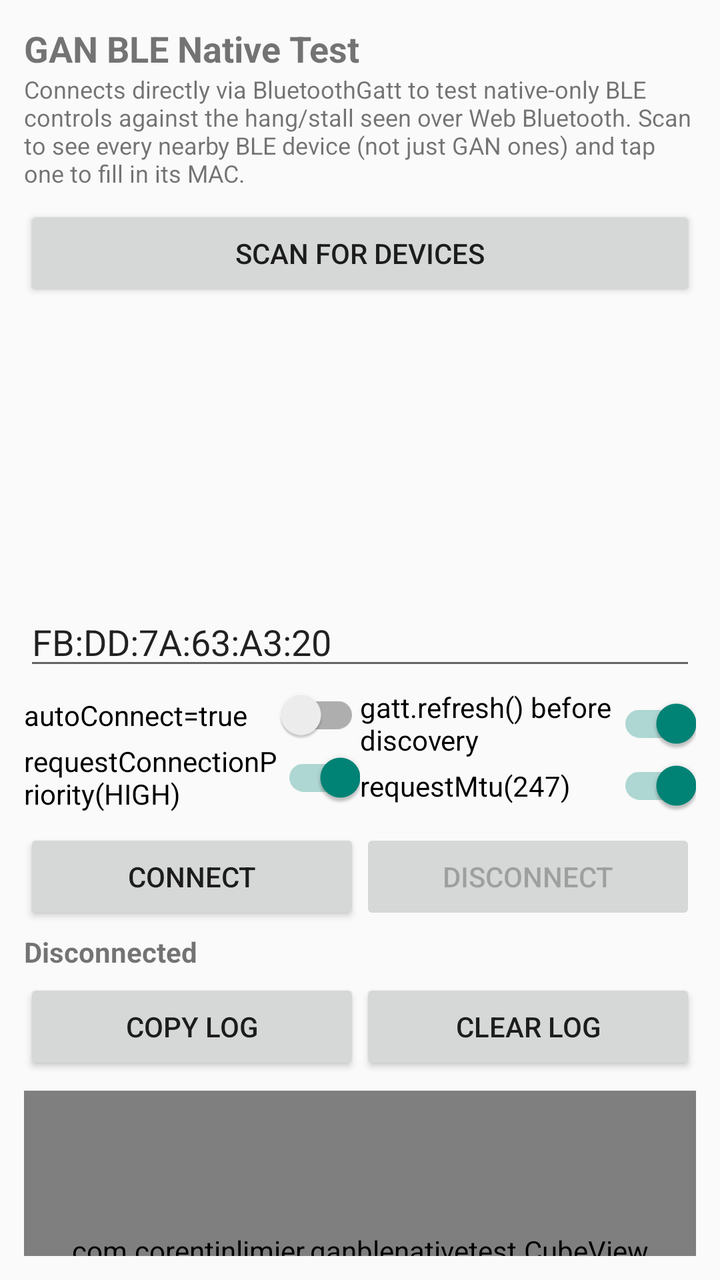
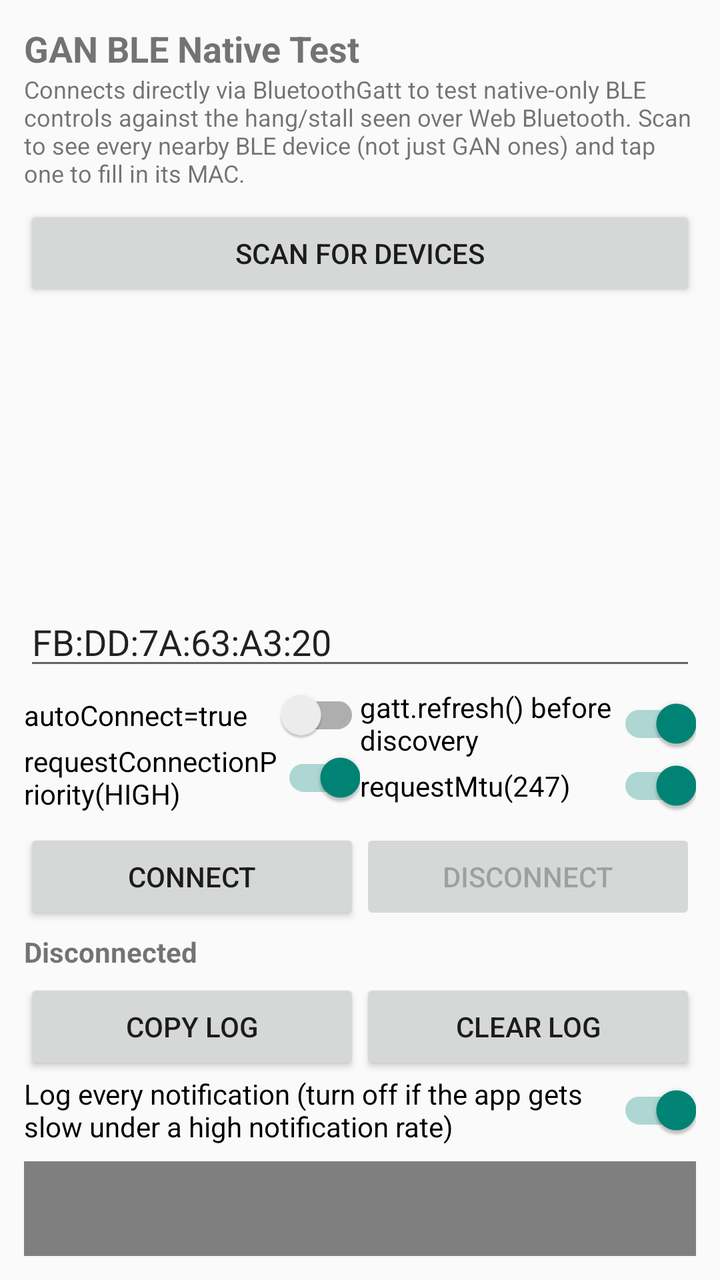

Screens rendered from an Android XML layout before and after an edit, with the pre-edit source and the edit as a unified diff.
<!-- AndroidManifest.xml: application theme Theme.AppCompat.DayNight -->
<!-- res/layout/activity_main.xml -->
<?xml version="1.0" encoding="utf-8"?>
<LinearLayout xmlns:android="http://schemas.android.com/apk/res/android"
    android:layout_width="match_parent"
    android:layout_height="match_parent"
    android:orientation="vertical"
    android:padding="12dp">

    <TextView
        android:layout_width="wrap_content"
        android:layout_height="wrap_content"
        android:text="GAN BLE Native Test"
        android:textSize="18sp"
        android:textStyle="bold" />

    <TextView
        android:layout_width="wrap_content"
        android:layout_height="wrap_content"
        android:layout_marginBottom="8dp"
        android:text="Connects directly via BluetoothGatt to test native-only BLE controls against the hang/stall seen over Web Bluetooth. Scan to see every nearby BLE device (not just GAN ones) and tap one to fill in its MAC."
        android:textSize="12sp" />

    <Button
        android:id="@+id/btnScan"
        android:layout_width="match_parent"
        android:layout_height="wrap_content"
        android:text="Scan for devices" />

    <ListView
        android:id="@+id/lvDevices"
        android:layout_width="match_parent"
        android:layout_height="140dp"
        android:layout_marginTop="4dp"
        android:layout_marginBottom="4dp" />

    <EditText
        android:id="@+id/etMac"
        android:layout_width="match_parent"
        android:layout_height="wrap_content"
        android:hint="Cube MAC address"
        android:inputType="textCapCharacters"
        android:text="FB:DD:7A:63:A3:20" />

    <LinearLayout
        android:layout_width="match_parent"
        android:layout_height="wrap_content"
        android:layout_marginTop="4dp"
        android:orientation="horizontal">

        <LinearLayout
            android:layout_width="0dp"
            android:layout_height="wrap_content"
            android:layout_weight="1"
            android:orientation="vertical">

            <com.google.android.material.switchmaterial.SwitchMaterial
                android:id="@+id/swAutoConnect"
                android:layout_width="match_parent"
                android:layout_height="wrap_content"
                android:text="autoConnect=true" />

            <com.google.android.material.switchmaterial.SwitchMaterial
                android:id="@+id/swConnPriority"
                android:layout_width="match_parent"
                android:layout_height="wrap_content"
                android:checked="true"
                android:text="requestConnectionPriority(HIGH)" />
        </LinearLayout>

        <LinearLayout
            android:layout_width="0dp"
            android:layout_height="wrap_content"
            android:layout_weight="1"
            android:orientation="vertical">

            <com.google.android.material.switchmaterial.SwitchMaterial
                android:id="@+id/swRefreshCache"
                android:layout_width="match_parent"
                android:layout_height="wrap_content"
                android:checked="true"
                android:text="gatt.refresh() before discovery" />

            <com.google.android.material.switchmaterial.SwitchMaterial
                android:id="@+id/swRequestMtu"
                android:layout_width="match_parent"
                android:layout_height="wrap_content"
                android:checked="true"
                android:text="requestMtu(247)" />
        </LinearLayout>
    </LinearLayout>

    <LinearLayout
        android:layout_width="match_parent"
        android:layout_height="wrap_content"
        android:layout_marginTop="8dp"
        android:orientation="horizontal">

        <Button
            android:id="@+id/btnConnect"
            android:layout_width="0dp"
            android:layout_height="wrap_content"
            android:layout_weight="1"
            android:text="Connect" />

        <Button
            android:id="@+id/btnDisconnect"
            android:layout_width="0dp"
            android:layout_height="wrap_content"
            android:layout_weight="1"
            android:enabled="false"
            android:text="Disconnect" />
    </LinearLayout>

    <TextView
        android:id="@+id/tvStatus"
        android:layout_width="match_parent"
        android:layout_height="wrap_content"
        android:layout_marginTop="4dp"
        android:text="Disconnected"
        android:textStyle="bold" />

    <LinearLayout
        android:layout_width="match_parent"
        android:layout_height="wrap_content"
        android:layout_marginTop="4dp"
        android:orientation="horizontal">

        <Button
            android:id="@+id/btnCopy"
            android:layout_width="0dp"
            android:layout_height="wrap_content"
            android:layout_weight="1"
            android:text="Copy log" />

        <Button
            android:id="@+id/btnClear"
            android:layout_width="0dp"
            android:layout_height="wrap_content"
            android:layout_weight="1"
            android:text="Clear log" />
    </LinearLayout>

    <com.corentinlimier.ganblenativetest.CubeView
        android:id="@+id/cubeView"
        android:layout_width="match_parent"
        android:layout_height="160dp"
        android:layout_marginTop="8dp" />

    <ScrollView
        android:id="@+id/scrollLog"
        android:layout_width="match_parent"
        android:layout_height="0dp"
        android:layout_marginTop="8dp"
        android:layout_weight="1"
        android:background="#000000">

        <TextView
            android:id="@+id/tvLog"
            android:layout_width="match_parent"
            android:layout_height="wrap_content"
            android:fontFamily="monospace"
            android:padding="6dp"
            android:textColor="#C9F2D6"
            android:textIsSelectable="true"
            android:textSize="11sp" />
    </ScrollView>

</LinearLayout>
<!-- resources referenced by this layout -->
<resources>

</resources>

<!-- the commit's change to res/layout/activity_main.xml (unified diff, before → after) -->
@@ -139,6 +139,13 @@
             android:text="Clear log" />
     </LinearLayout>
 
+    <com.google.android.material.switchmaterial.SwitchMaterial
+        android:id="@+id/swLogNotifications"
+        android:layout_width="match_parent"
+        android:layout_height="wrap_content"
+        android:checked="true"
+        android:text="Log every notification (turn off if the app gets slow under a high notification rate)" />
+
     <com.corentinlimier.ganblenativetest.CubeView
         android:id="@+id/cubeView"
         android:layout_width="match_parent"
